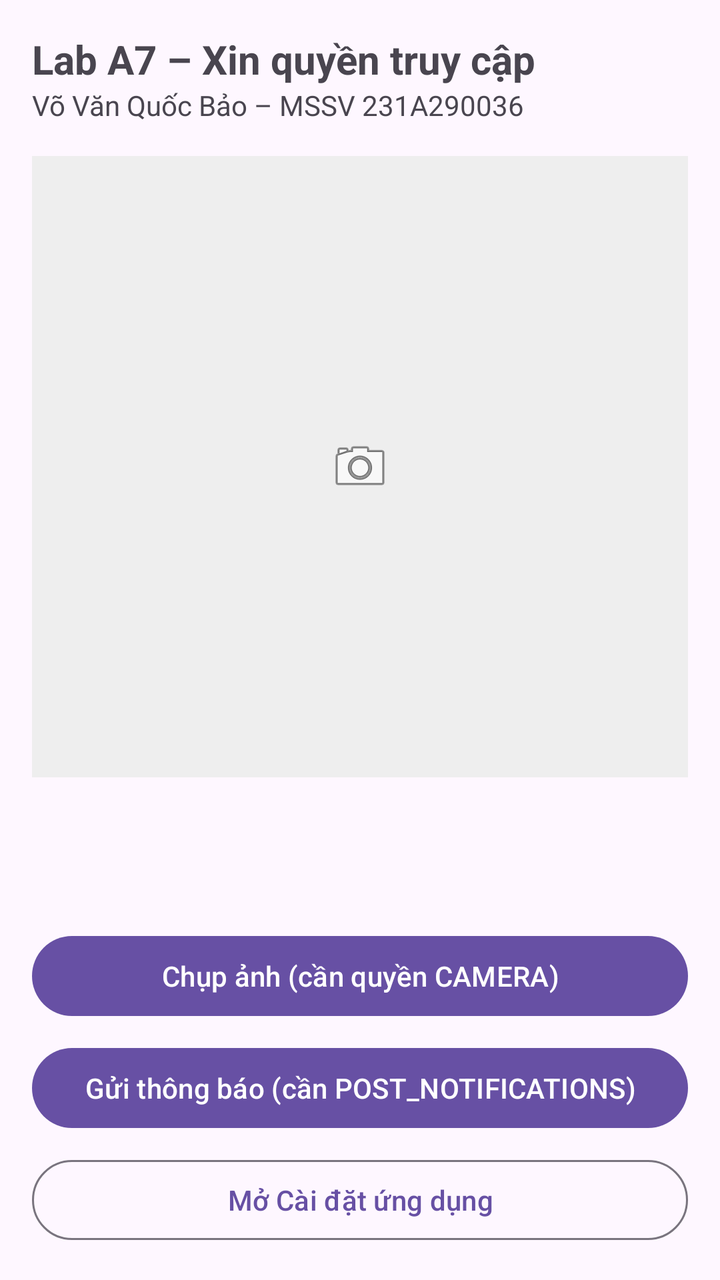
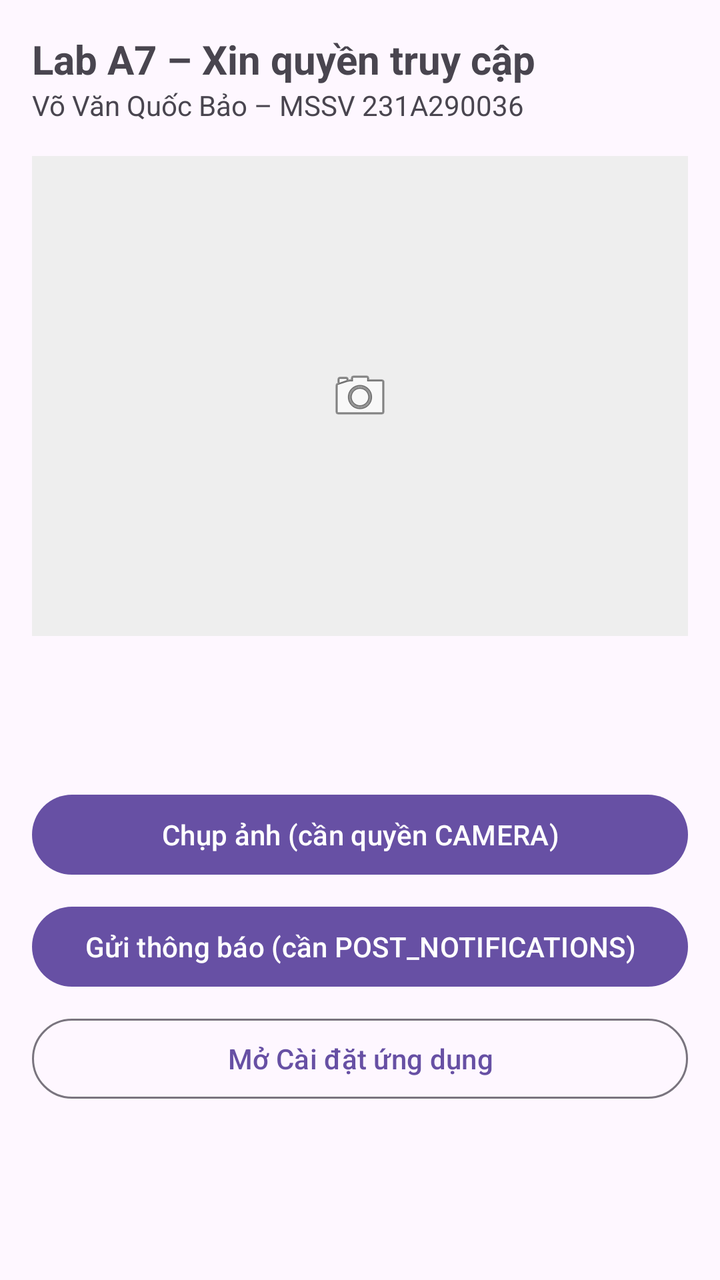

An Android layout rendered at two revisions. The XML below is the earlier revision; the diff shows what the commit changed to produce the second picture.
<!-- AndroidManifest.xml: application theme Theme.A7Permission -->
<!-- res/layout/activity_main.xml -->
<?xml version="1.0" encoding="utf-8"?>
<LinearLayout xmlns:android="http://schemas.android.com/apk/res/android"
    android:id="@+id/main"
    android:layout_width="match_parent"
    android:layout_height="match_parent"
    android:orientation="vertical"
    android:padding="16dp">

    <TextView
        android:layout_width="wrap_content"
        android:layout_height="wrap_content"
        android:text="@string/title"
        android:textSize="20sp"
        android:textStyle="bold" />

    <TextView
        android:layout_width="wrap_content"
        android:layout_height="wrap_content"
        android:text="@string/student" />

    
    <ImageView
        android:id="@+id/imgAnh"
        android:layout_width="match_parent"
        android:layout_height="0dp"
        android:layout_marginTop="16dp"
        android:layout_weight="1"
        android:background="#EEEEEE"
        android:contentDescription="@string/desc_anh"
        android:scaleType="centerInside"
        android:src="@android:drawable/ic_menu_camera" />

    <TextView android:id="@+id/tvAnh" android:layout_width="match_parent"
        android:layout_height="wrap_content" android:layout_marginTop="8dp" />
    <TextView
        android:id="@+id/tvTrangThai"
        android:layout_width="match_parent"
        android:layout_height="wrap_content"
        android:layout_marginTop="12dp"
        android:lineSpacingExtra="4dp"
        android:textSize="15sp" />

    <Button
        android:id="@+id/btnChupAnh"
        android:layout_width="match_parent"
        android:layout_height="wrap_content"
        android:layout_marginTop="16dp"
        android:text="@string/btn_chup" />

    <Button
        android:id="@+id/btnThongBao"
        android:layout_width="match_parent"
        android:layout_height="wrap_content"
        android:layout_marginTop="8dp"
        android:text="@string/btn_thong_bao" />

    <Button
        android:id="@+id/btnCaiDat"
        style="?attr/materialButtonOutlinedStyle"
        android:layout_width="match_parent"
        android:layout_height="wrap_content"
        android:layout_marginTop="8dp"
        android:text="@string/open_settings" />
</LinearLayout>
<!-- resources referenced by this layout -->
<resources>
  <string name="btn_chup">Chụp ảnh (cần quyền CAMERA)</string>
  <string name="btn_thong_bao">Gửi thông báo (cần POST_NOTIFICATIONS)</string>
  <string name="desc_anh">Ảnh vừa chụp từ camera</string>
  <string name="open_settings">Mở Cài đặt ứng dụng</string>
  <string name="student">Võ Văn Quốc Bảo – MSSV 231A290036</string>
  <string name="title">Lab A7 – Xin quyền truy cập</string>
  <style name="Theme.A7Permission" parent="Theme.Material3.DayNight.NoActionBar">
          
      </style>
</resources>

<!-- the commit's change to res/layout/activity_main.xml (unified diff, before → after) -->
@@ -1,8 +1,8 @@
 <?xml version="1.0" encoding="utf-8"?>
-<LinearLayout xmlns:android="http://schemas.android.com/apk/res/android"
-    android:id="@+id/main"
+<ScrollView xmlns:android="http://schemas.android.com/apk/res/android" android:id="@+id/main" android:layout_width="match_parent" android:layout_height="match_parent" android:fillViewport="true">
+<LinearLayout
     android:layout_width="match_parent"
-    android:layout_height="match_parent"
+    android:layout_height="wrap_content"
     android:orientation="vertical"
     android:padding="16dp">
 
@@ -22,9 +22,8 @@
     <ImageView
         android:id="@+id/imgAnh"
         android:layout_width="match_parent"
-        android:layout_height="0dp"
+        android:layout_height="240dp"
         android:layout_marginTop="16dp"
-        android:layout_weight="1"
         android:background="#EEEEEE"
         android:contentDescription="@string/desc_anh"
         android:scaleType="centerInside"
@@ -61,4 +60,4 @@
         android:layout_height="wrap_content"
         android:layout_marginTop="8dp"
         android:text="@string/open_settings" />
-</LinearLayout>
+</LinearLayout></ScrollView>
